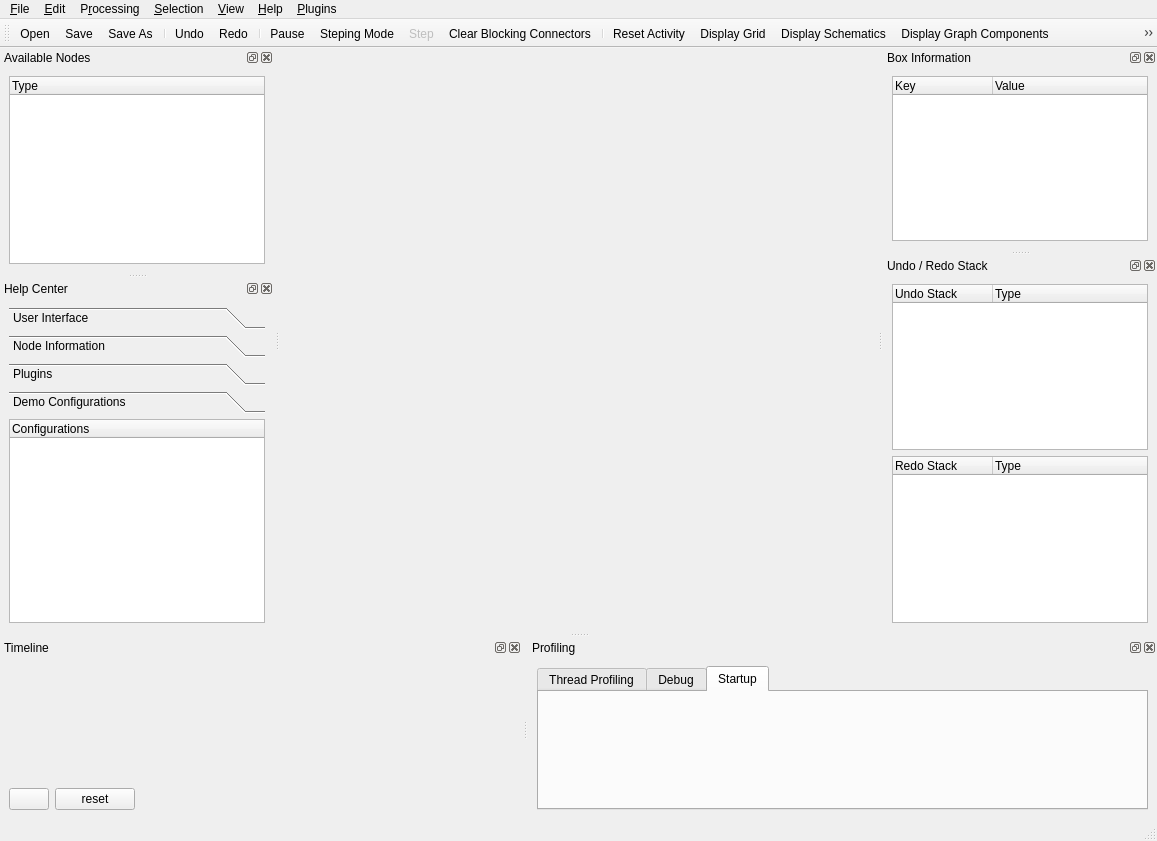
The window that src/csapex/ui/csapex_window.ui (cogsys-tuebingen/csapex) describes before a commit, drawn with Qt 5.
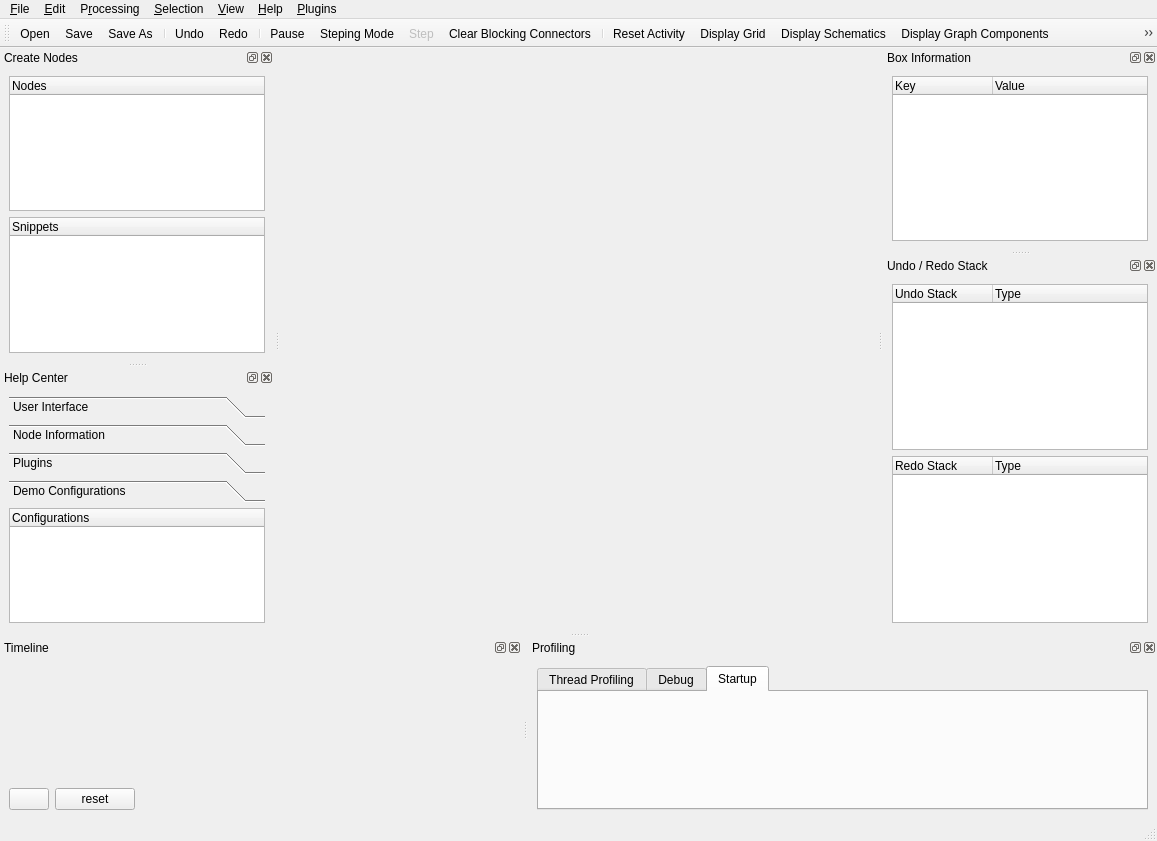
The same window after the commit. Icons and pictures are not drawn.

Commit message: reimplemented snippets; snippets can be added the same way as nodes

Patch:
```diff
--- a/src/csapex/ui/csapex_window.ui
+++ b/src/csapex/ui/csapex_window.ui
@@ -255,7 +255,7 @@
   </widget>
   <widget class="QDockWidget" name="Nodes">
    <property name="windowTitle">
-    <string>Available Nodes</string>
+    <string>Create Nodes</string>
    </property>
    <attribute name="dockWidgetArea">
     <number>1</number>
@@ -266,7 +266,16 @@
       <widget class="QTreeWidget" name="boxes">
        <column>
         <property name="text">
-         <string>Type</string>
+         <string>Nodes</string>
+        </property>
+       </column>
+      </widget>
+     </item>
+     <item>
+      <widget class="QTreeWidget" name="snippets">
+       <column>
+        <property name="text">
+         <string>Snippets</string>
         </property>
        </column>
       </widget>
```
Left out of the diff: 2 changed lines with no effect on the pictures. The commit also changes 47 other files.
